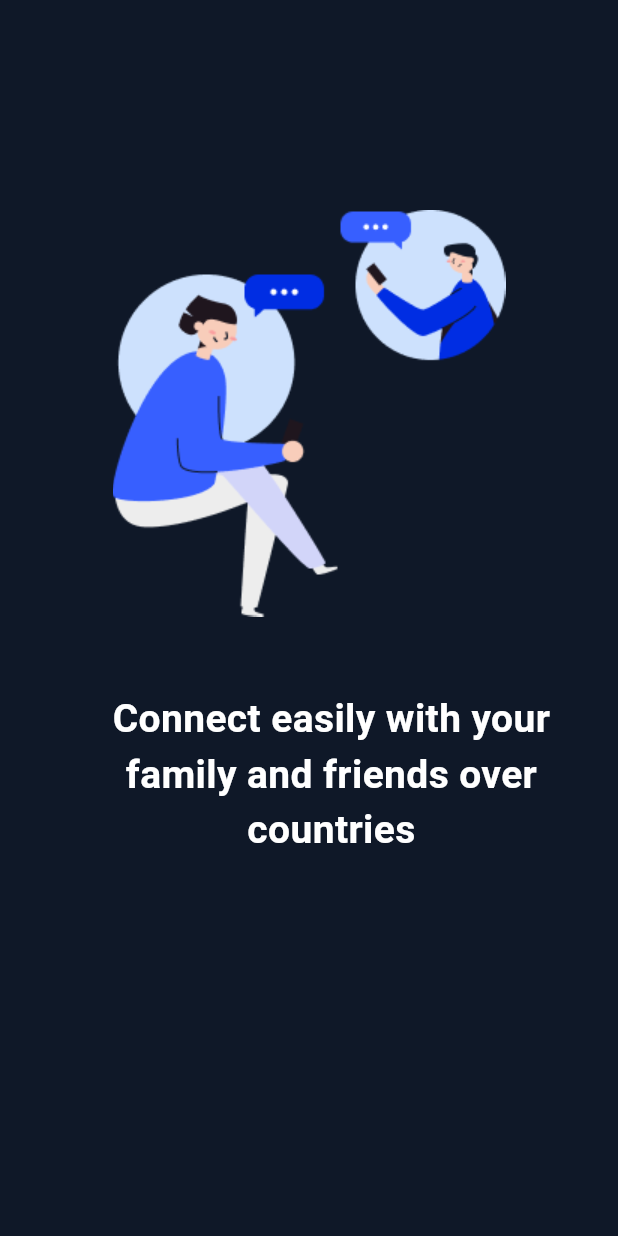
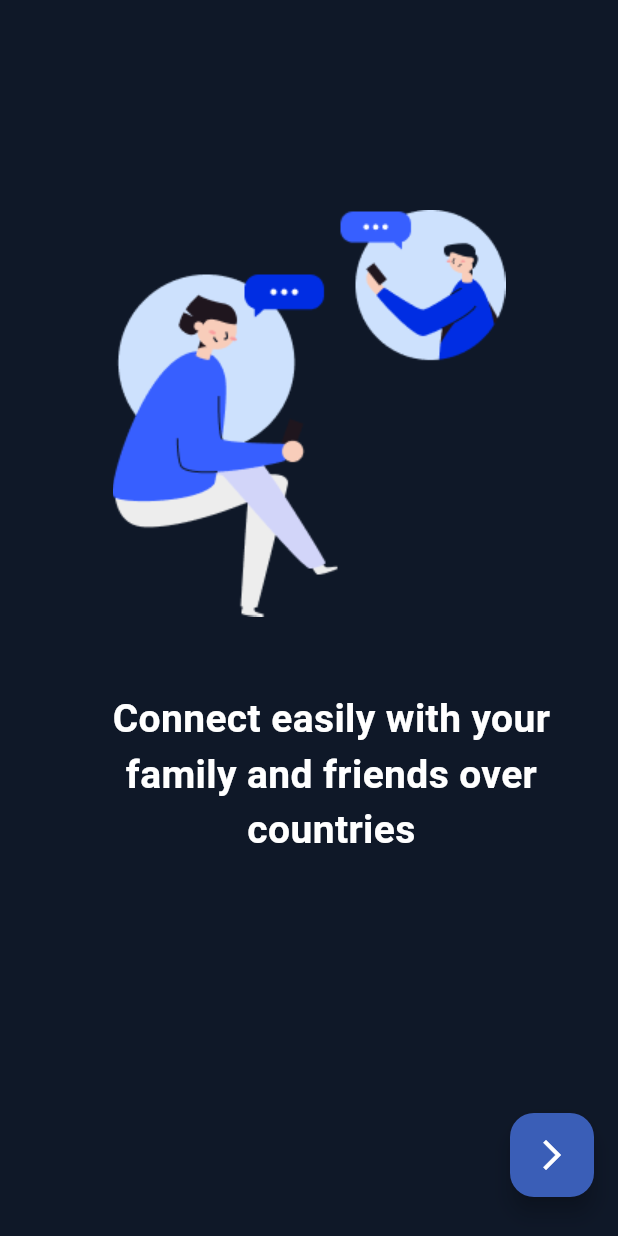
Before and after one commit to juanprince30/Chat-App-Flutter, a Flutter app: the screen it shows after launch, on a phone screen of 412 x 824 dp. Run offline on Flutter 3.47's test engine with Material 3 defaults, Android fonts, the light colour scheme and no system bars; missing offline and left inert: another_telephony.

Commit message:
sms implementation

```diff
--- a/lib/main.dart
+++ b/lib/main.dart
@@ -1,9 +1,12 @@
+import 'package:chat_app/outils/sms_telephony.dart';
 import 'package:chat_app/vues/identity.dart';
+import 'package:chat_app/vues/phone_entry.dart';
 import 'package:flutter/material.dart';
 import 'vues/intro.dart';
 
 void main() {
   WidgetsFlutterBinding.ensureInitialized();
+  SmsTelephony.createTelephonyInstance();
   runApp(const MyApp());
 }
 
@@ -17,6 +20,7 @@ class MyApp extends StatelessWidget {
       initialRoute: "/intro",
       routes: {
         "/intro": (context) => Intro(),
+        "/phone_entry": (context) => PhoneEntry(),
         "/identity": (context) => Identity(),
       },
       theme: ThemeData(
--- a/lib/vues/intro.dart
+++ b/lib/vues/intro.dart
@@ -1,14 +1,11 @@
 import 'package:flutter/material.dart';
+import 'phone_entry.dart';
 
 class Intro extends StatelessWidget {
   @override
   Widget build(BuildContext context) {
     return Scaffold(
-      body: PageView(
-        scrollDirection: Axis.horizontal,
-        children: [
-          // Page 1
-          Container(
+      body: Container(
         color: const Color(0xff0F1828),
         width: double.infinity,
         height: double.infinity,
@@ -32,93 +29,19 @@ class Intro extends StatelessWidget {
           ],
         ),
       ),
-          // Page 2
-          Container(
-            color: const Color(0xff0F1828),
-            width: double.infinity,
-            height: double.infinity,
-            child: Column(
-              children: [
-                const SizedBox(height: 20),
-                const Padding(
-                  padding: EdgeInsets.fromLTRB(50, 200, 50, 0),
-                  child: Center(
-                    child: Text(
-                      "Entrez votre numéro de téléphone",
-                      style: TextStyle(
-                          fontSize: 20,
-                          fontWeight: FontWeight.bold,
-                          color: Colors.white),
-                      textAlign: TextAlign.center,
+      floatingActionButton: Padding(
+        padding: const EdgeInsets.fromLTRB(30, 0, 0, 10),
+        child: FloatingActionButton(
+          onPressed: () {
+            Navigator.pushNamed(context, "/phone_entry");
+          },
+          backgroundColor: const Color.fromARGB(255, 58, 94, 183),
+          child: const Icon(
+            Icons.arrow_forward_ios_sharp,
+            size: 24,
+            color: Colors.white,
           ),
         ),
-                ),
-                Padding(
-                  padding: const EdgeInsets.fromLTRB(40, 50, 40, 0),
-                  child: Row(
-                    children: [
-                      Container(
-                        width: 70,
-                        height: 50,
-                        alignment: Alignment.center,
-                        decoration: BoxDecoration(
-                          color: Colors.white,
-                          borderRadius: BorderRadius.circular(10),
-                          border: Border.all(color: Colors.black),
-                        ),
-                        child: const Text(
-                          "+226",
-                          style: TextStyle(
-                              fontSize: 18, fontWeight: FontWeight.bold),
-                        ),
-                      ),
-                      const SizedBox(width: 10),
-                      Expanded(
-                        child: TextFormField(
-                          keyboardType: TextInputType.phone,
-                          decoration: InputDecoration(
-                            hintText: "Entrez votre numéro",
-                            filled: true,
-                            fillColor: Colors.white,
-                            border: OutlineInputBorder(
-                              borderRadius: BorderRadius.circular(10.0),
-                            ),
-                            contentPadding:
-                            const EdgeInsets.symmetric(horizontal: 16.0),
-                          ),
-                        ),
-                      ),
-                    ],
-                  ),
-                ),
-                Padding(
-                  padding: const EdgeInsets.fromLTRB(40, 20, 40, 0),
-                  child: ElevatedButton(
-                    onPressed: () {
-                      // Action à effectuer
-                      print("Numéro de téléphone soumis");
-                    },
-                    style: ElevatedButton.styleFrom(
-                      backgroundColor: Colors.blueAccent,
-                      shape: RoundedRectangleBorder(
-                        borderRadius: BorderRadius.circular(10),
-                      ),
-                    ),
-                    child: GestureDetector(
-                      onTap: () {
-                        Navigator.pushNamed(context, '/identity');
-                      },
-                      child: const Text(
-                        "Continuer",
-                        style: TextStyle(color: Colors.white, fontSize: 16),
-                      ),
-                    ),
-                  ),
-                ),
-              ],
-            ),
-          ),
-        ],
       ),
     );
   }
```
Also changed, not shown: lib/outils/sms_telephony.dart (added, +25 -0 lines), lib/vues/identity.dart (+18 -5 lines), lib/vues/phone_entry.dart (added, +121 -0 lines), lib/outils/sms.dart (added), 2 other files. Lines whose indentation alone changed are shown as unchanged.
